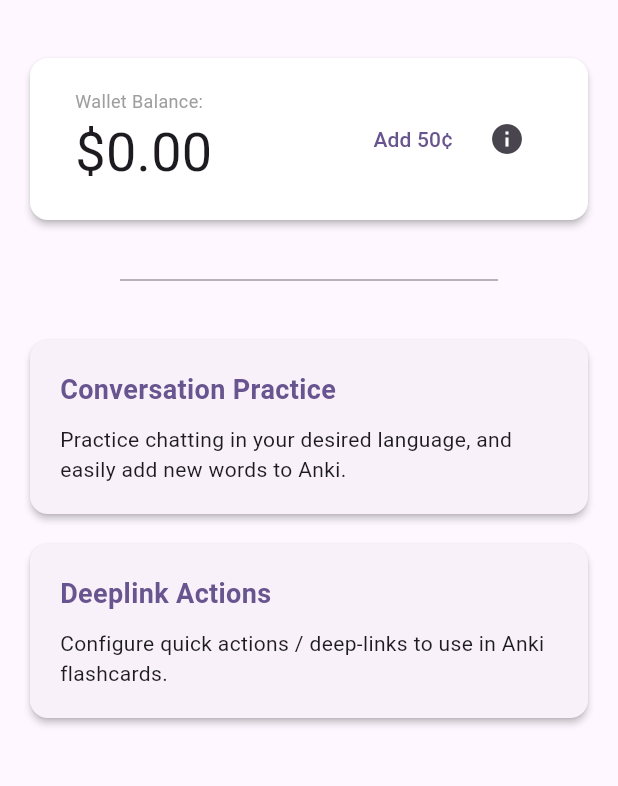
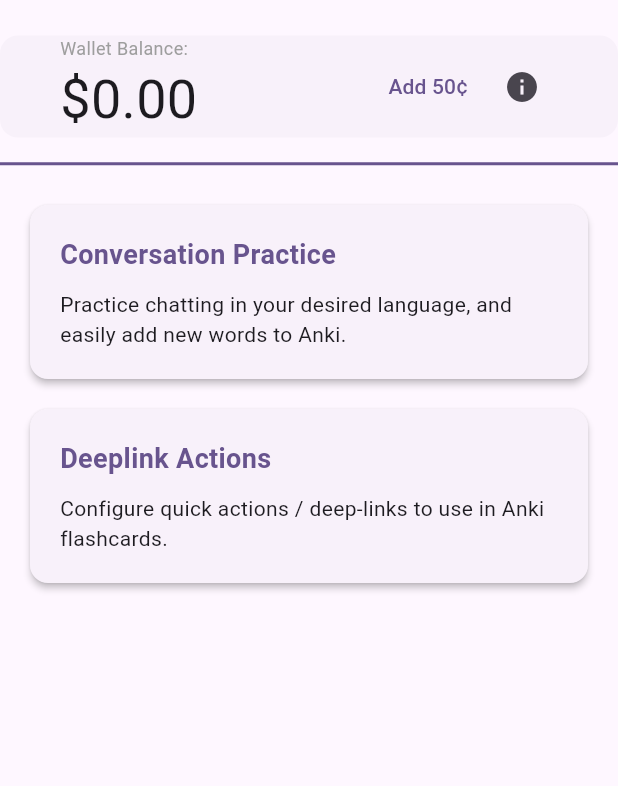
Before and after one commit to martvanburen/aiyu, a Flutter app: the screen it shows after launch, on a phone screen of 412 x 824 dp, the part 71-857 px from its top. Run offline on Flutter 3.47's test engine with Material 2 defaults, Android fonts, the phone set to English and light mode, and no system bars; our stand-ins replace flutter_dotenv, just_audio, shared_preferences, speech_to_text; missing offline and left inert: aws_polly, flutter_shortcuts; generated files the repository leaves out were written again.

Commit message:
Redesign wallet into header instead of card.

```diff
--- a/lib/pages/home_page.dart
+++ b/lib/pages/home_page.dart
@@ -42,20 +42,18 @@ class _HomePageState extends State<HomePage> {
           ],
         ),
       ),
-      body: Padding(
-        padding: const EdgeInsets.all(20.0),
-        child: Column(
+      body: Column(
         children: <Widget>[
           const WalletDisplayWidget(),
-            const Divider(
-              height: 60,
-              indent: 60,
-              endIndent: 60,
-              thickness: 1,
-              color: Colors.grey,
+          Divider(
+            height: 35,
+            // indent: 60,
+            // endIndent: 60,
+            thickness: 2,
+            color: Theme.of(context).primaryColor,
           ),
           Card(
-              margin: const EdgeInsets.symmetric(vertical: 10.0),
+            margin: const EdgeInsets.symmetric(vertical: 10.0, horizontal: 20),
             elevation: 2,
             child: InkWell(
               onTap: () {
@@ -109,7 +107,7 @@ class _HomePageState extends State<HomePage> {
             ),
           ),
           Card(
-              margin: const EdgeInsets.symmetric(vertical: 10.0),
+            margin: const EdgeInsets.symmetric(vertical: 10.0, horizontal: 20),
             elevation: 2,
             child: InkWell(
               onTap: () {
@@ -142,7 +140,6 @@ class _HomePageState extends State<HomePage> {
           ),
         ],
       ),
-      ),
     );
   }
 }
--- a/lib/widgets/home_page/wallet_display_widget.dart
+++ b/lib/widgets/home_page/wallet_display_widget.dart
@@ -13,12 +13,10 @@ class _WalletDisplayWidgetState extends State<WalletDisplayWidget> {
   @override
   Widget build(BuildContext context) {
     return Card(
-      margin: const EdgeInsets.symmetric(vertical: 10.0),
-      elevation: 2,
-      color: Colors.white,
-      surfaceTintColor: Colors.white,
+      margin: const EdgeInsets.only(top: 15.0),
+      elevation: 0,
       child: Padding(
-        padding: const EdgeInsets.symmetric(horizontal: 30.0, vertical: 20.0),
+        padding: const EdgeInsets.symmetric(horizontal: 40.0),
         child: Row(
           mainAxisAlignment: MainAxisAlignment.end,
           children: [
```
Lines whose indentation alone changed are shown as unchanged.
